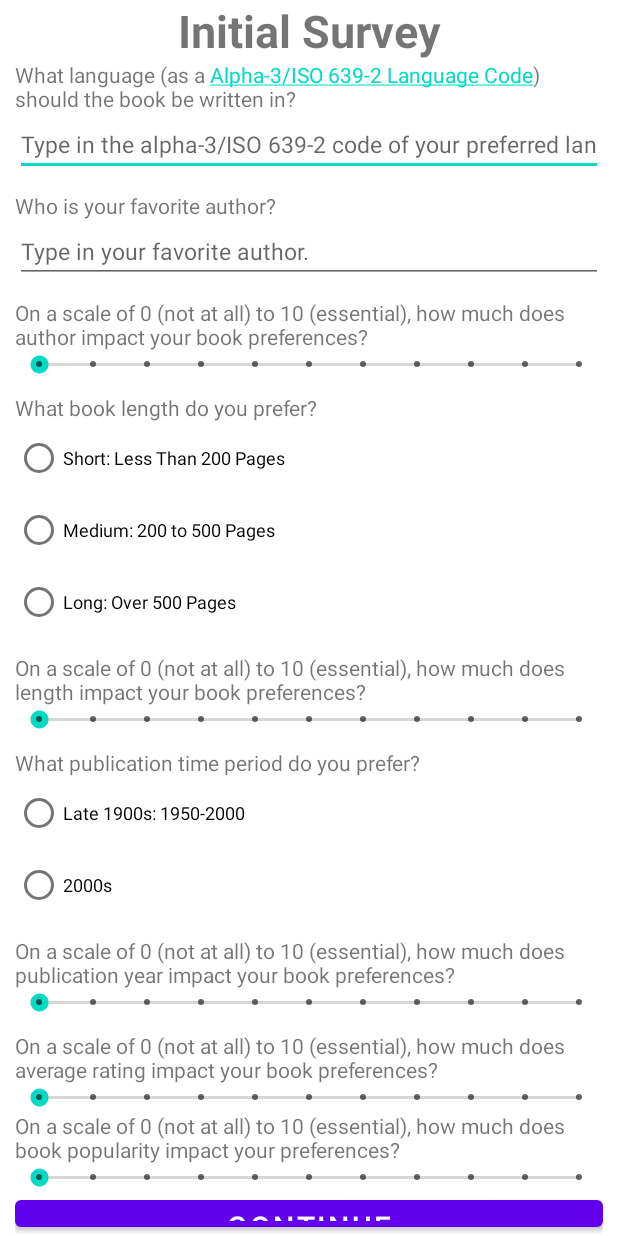
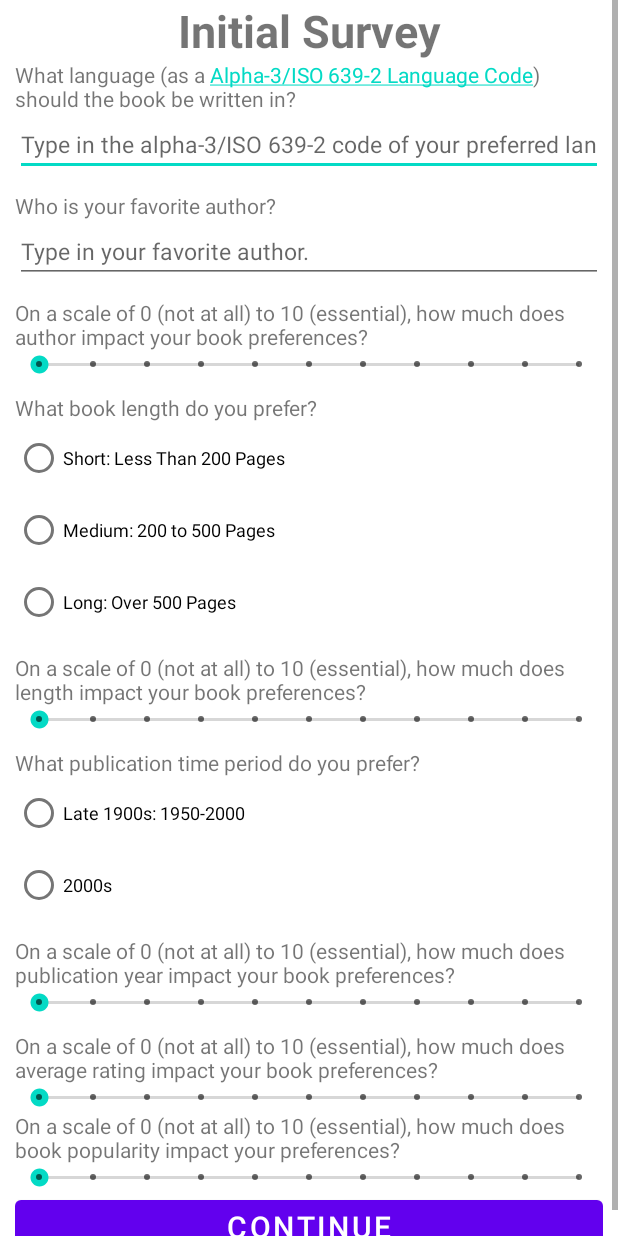
Before and after one commit to Lead-to-Read/Apps-for-Good-Project, an Android app: the layout activity_initial_survey.xml on its own in the app's theme, with its tools: preview values and no code run, on a phone screen of 412 x 824 dp. Run offline under Robolectric (Android 15) with nearby library versions, the phone set to English and light mode, and no system bars.

Commit message:
Scrolling feature on initial survey

```diff
--- a/app/src/main/res/layout/activity_initial_survey.xml
+++ b/app/src/main/res/layout/activity_initial_survey.xml
@@ -20,19 +20,25 @@
         app:layout_constraintStart_toStartOf="parent"
         app:layout_constraintTop_toTopOf="parent" />
 
+    <ScrollView
+        android:id="@+id/scrollDown"
+        android:layout_width="match_parent"
+        android:layout_height="match_parent"
+        app:layout_constraintBottom_toBottomOf="parent"
+        app:layout_constraintEnd_toEndOf="parent"
+        app:layout_constraintStart_toStartOf="parent"
+        app:layout_constraintTop_toTopOf="parent">
+
         <LinearLayout
             android:id="@+id/linearLayoutQuestions"
             android:layout_width="match_parent"
-        android:layout_height="match_parent"
+            android:layout_height="wrap_content"
             android:layout_marginStart="10dp"
             android:layout_marginTop="30dp"
             android:layout_marginEnd="10dp"
 
-        android:orientation="vertical"
-        app:layout_constraintBottom_toBottomOf="parent"
-        app:layout_constraintEnd_toEndOf="parent"
-        app:layout_constraintStart_toStartOf="parent"
-        app:layout_constraintTop_toTopOf="parent">
+            android:layout_marginBottom="50dp"
+            android:orientation="vertical">
 
             <TextView
                 android:id="@+id/langQuestion"
@@ -227,6 +233,7 @@
                 android:textSize="20sp" />
 
         </LinearLayout>
+    </ScrollView>
 
 
 </androidx.constraintlayout.widget.ConstraintLayout>
```
Lines whose indentation alone changed are shown as unchanged.
